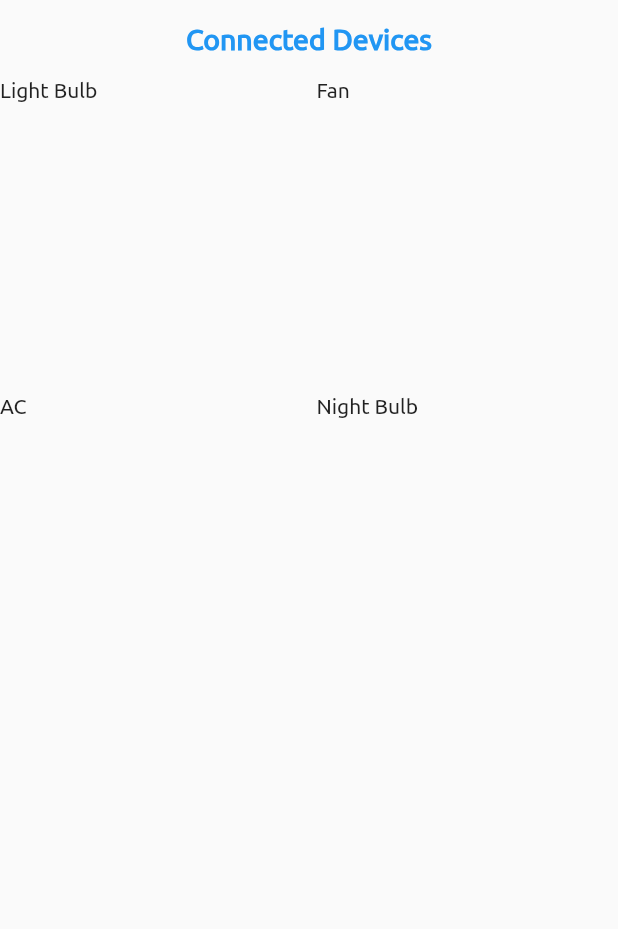
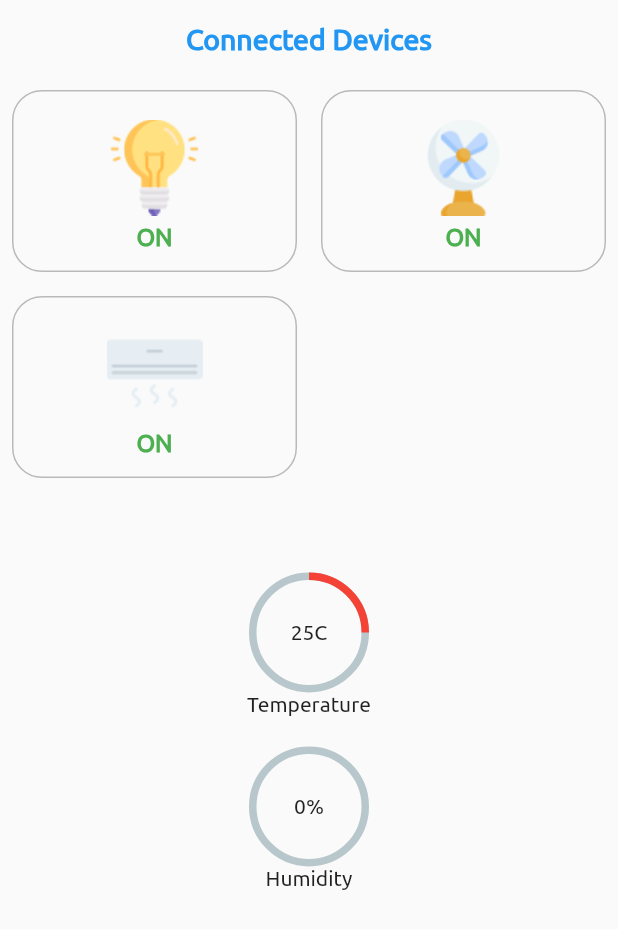
Before and after one commit to prog-harsh/SmartHomeApp, a Flutter app: the screen it shows after launch, after a tap on "BEDROOM", on a phone screen of 412 x 824 dp. Shown: the top 929 px of the screen. Run offline on Flutter 3.47's test engine with Material 2 defaults, Android fonts, the light colour scheme and no system bars; drawn by our look-alikes of percent_indicator; our stand-ins replace firebase_database; accounts and stored records are empty.

Commit message:
Day 3 of Development

```diff
--- a/lib/main.dart
+++ b/lib/main.dart
@@ -9,7 +9,6 @@ void main() {
 }
 
 class MyApp extends StatelessWidget {
-  // This widget is the root of your application.
   @override
   Widget build(BuildContext context) {
     return MaterialApp(
--- a/lib/screens/bathroom_screen.dart
+++ b/lib/screens/bathroom_screen.dart
@@ -1,8 +1,13 @@
 import 'package:flutter/material.dart';
 
-class BathRoomScreen extends StatelessWidget {
-  const BathRoomScreen({Key? key}) : super(key: key);
+class BathRoomScreen extends StatefulWidget {
+  //const BathRoomScreen({Key? key}) : super(key: key);
+  @override
+  _BathRoomScreenState createState() => _BathRoomScreenState();
+}
 
+class _BathRoomScreenState extends State<BathRoomScreen> {
+  @override
   @override
   Widget build(BuildContext context) {
     return Scaffold(
--- a/lib/screens/bedroom_screen.dart
+++ b/lib/screens/bedroom_screen.dart
@@ -1,14 +1,36 @@
 import 'package:flutter/material.dart';
+import 'package:percent_indicator/percent_indicator.dart';
+import 'package:firebase_database/firebase_database.dart';
 
-class BedRoomScreen extends StatelessWidget {
+class BedRoomScreen extends StatefulWidget {
   const BedRoomScreen({Key? key}) : super(key: key);
+
+  @override
+  _BedRoomScreenState createState() => _BedRoomScreenState();
+}
+
+class _BedRoomScreenState extends State<BedRoomScreen> {
+  var val = 0;
+  void initState() {
+    super.initState();
+    // if (!mounted) {
+    //   return;
+    // }
+    DatabaseReference databaseReference = FirebaseDatabase.instance.reference();
+    databaseReference.child('bedroom').onValue.listen((event) {
+      var snap = event.snapshot;
+      if (mounted) {
+        setState(() {
+          val = snap.value['humidity'];
+        });
+      }
+      print(val);
+    });
+  }
 
   @override
   Widget build(BuildContext context) {
     return Scaffold(
-      // body: Center(
-      //   child: Text('Bedroom Screen under development'),
-      // ),
       body: SafeArea(
         child: Column(
           children: [
@@ -25,25 +47,77 @@ class BedRoomScreen extends StatelessWidget {
               ),
             ),
             Container(
-              height: 400,
+              height: MediaQuery.of(context).size.height * 0.4,
               child: GridView(
                 primary: false,
                 gridDelegate: SliverGridDelegateWithFixedCrossAxisCount(
                   crossAxisCount: 2,
-                  crossAxisSpacing: 10,
-                  mainAxisSpacing: 10,
+                  childAspectRatio: 3 / 2,
+                  // crossAxisSpacing: ,
+                  // mainAxisSpacing: 1,
                 ),
                 children: [
-                  Text('Light Bulb'),
-                  Text('Fan'),
-                  Text('AC'),
-                  Text('Night Bulb'),
+                  gridItem('images/bulb.png', 'bulb'),
+                  gridItem('images/fan.png', 'fan'),
+                  gridItem('images/ac.png', 'ac'),
                 ],
               ),
-            )
+            ),
+            CircularPercentIndicator(
+              animation: true,
+              animationDuration: 1000,
+              radius: 80.0,
+              lineWidth: 5.0,
+              percent: 0.25,
+              center: new Text("25C"),
+              progressColor: Colors.red,
+            ),
+            Text('Temperature'),
+            SizedBox(
+              height: 20,
+            ),
+            CircularPercentIndicator(
+              animation: true,
+              animationDuration: 1000,
+              radius: 80.0,
+              lineWidth: 5.0,
+              percent: val.toDouble() / 100,
+              center: new Text("$val%"),
+              progressColor: Colors.red,
+            ),
+            Text('Humidity'),
           ],
         ),
       ),
     );
   }
+
+  Widget gridItem(String imgUrl, String itemName) {
+    return Container(
+      margin: const EdgeInsets.all(8),
+      decoration: BoxDecoration(
+        //color: Colors.blueGrey,
+        borderRadius: BorderRadius.circular(20),
+        border: Border.all(color: Colors.black26),
+      ),
+      child: Column(
+        mainAxisAlignment: MainAxisAlignment.center,
+        children: [
+          Container(
+            margin: const EdgeInsets.all(5),
+            alignment: Alignment.center,
+            child: Image(
+              fit: BoxFit.cover,
+              image: AssetImage(imgUrl),
+            ),
+          ),
+          Text(
+            'ON',
+            style: TextStyle(
+                fontSize: 16, fontWeight: FontWeight.w600, color: Colors.green),
+          ),
+        ],
+      ),
+    );
+  }
 }
--- a/lib/screens/homepage.dart
+++ b/lib/screens/homepage.dart
@@ -9,9 +9,6 @@ class HomePage extends StatelessWidget {
   Widget build(BuildContext context) {
     return Scaffold(
         backgroundColor: Color.fromRGBO(249, 249, 245, 1),
-        // appBar: AppBar(
-        //   title: Text('MyHome'),
-        // ),
         body: Container(
           decoration: BoxDecoration(
             image: DecorationImage(
@@ -23,12 +20,11 @@ class HomePage extends StatelessWidget {
           ),
           child: SafeArea(
             child: Column(
+              mainAxisAlignment: MainAxisAlignment.spaceAround,
               children: [
                 Container(
                   alignment: Alignment.centerLeft,
-                  margin: const EdgeInsets.only(top: 10, left: 25),
-                  //color: Colors.black,
-                  //  height: MediaQuery.of(context).size.height * 0.1,
+                  margin: const EdgeInsets.only(top: 20, left: 25),
                   child: Column(
                     crossAxisAlignment: CrossAxisAlignment.start,
                     children: [
@@ -44,18 +40,16 @@ class HomePage extends StatelessWidget {
                     ],
                   ),
                 ),
+                // SizedBox(
+                //   height: MediaQuery.of(context).size.height * 0.01,
+                // ),
                 Container(
-                  margin: const EdgeInsets.only(top: 30),
+                  margin: const EdgeInsets.only(top: 20),
                   child: Row(
                     mainAxisAlignment: MainAxisAlignment.spaceEvenly,
                     children: [
                       Row(
                         children: [
-                          // Icon(
-                          //   Icons.thermostat,
-                          //   color: Colors.blue,
-                          //   size: 50,
-                          // ),
                           Image(
                             height: 47,
                             image: AssetImage('images/thermometer.png'),
@@ -76,11 +70,6 @@ class HomePage extends StatelessWidget {
                       ),
                       Row(
                         children: [
-                          // Icon(
-                          //   Icons.water_damage,
-                          //   color: Colors.blue,
-                          //   size: 50,
-                          // ),
                           Image(
                             height: 47,
                             image: AssetImage('images/humidity.png'),
@@ -102,8 +91,9 @@ class HomePage extends StatelessWidget {
                     ],
                   ),
                 ),
+
                 Container(
-                  margin: const EdgeInsets.only(top: 30),
+                  margin: const EdgeInsets.only(top: 20),
                   height: MediaQuery.of(context).size.height * 0.55,
                   child: ListView(
                     padding: const EdgeInsets.all(8.0),
@@ -116,10 +106,9 @@ class HomePage extends StatelessWidget {
                     ],
                   ),
                 ),
+
                 Container(
-                  margin: const EdgeInsets.only(
-                    top: 15,
-                  ),
+                  margin: const EdgeInsets.only(top: 15),
                   child: ElevatedButton(
                     onPressed: () {},
                     child: Text('SHOW REALTIME DATA'),
```
Also changed, not shown: pubspec.yaml (+1 -6 lines), images/ac.png (added), images/bulb.png (added), images/fan.png (added), pubspec.lock, 2 other files.
